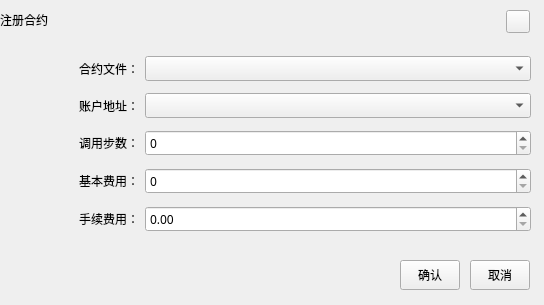
First picture: the form in custom/RegisterContractDialogUB.ui, repository HcashOrg/HX-IDE, before the edit.
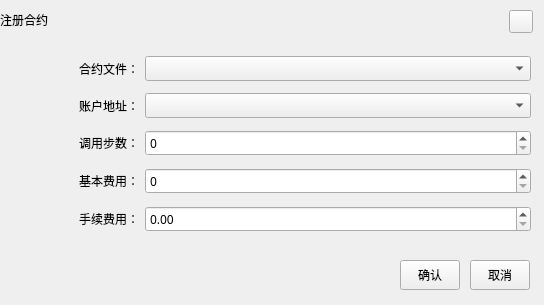
Second picture: the form after the edit.

Patch:
```diff
--- a/custom/RegisterContractDialogUB.ui
+++ b/custom/RegisterContractDialogUB.ui
@@ -48,7 +48,7 @@
   <widget class="QToolButton" name="closeBtn">
    <property name="geometry">
     <rect>
-     <x>506</x>
+     <x>509</x>
      <y>10</y>
      <width>24</width>
      <height>23</height>
```
